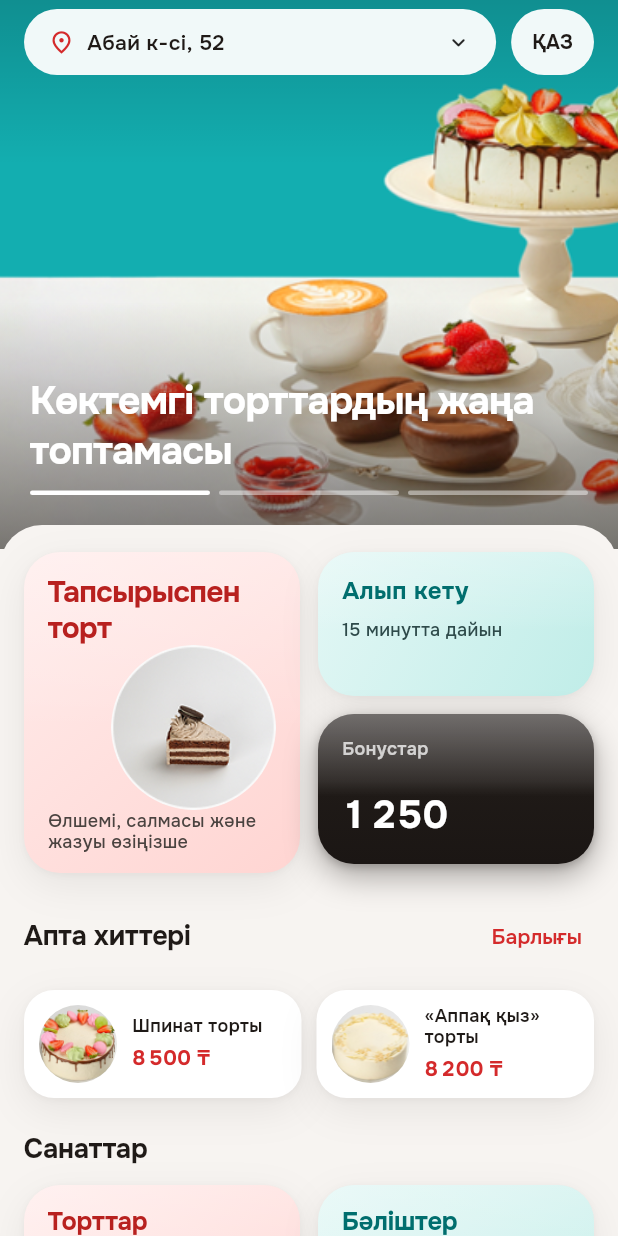
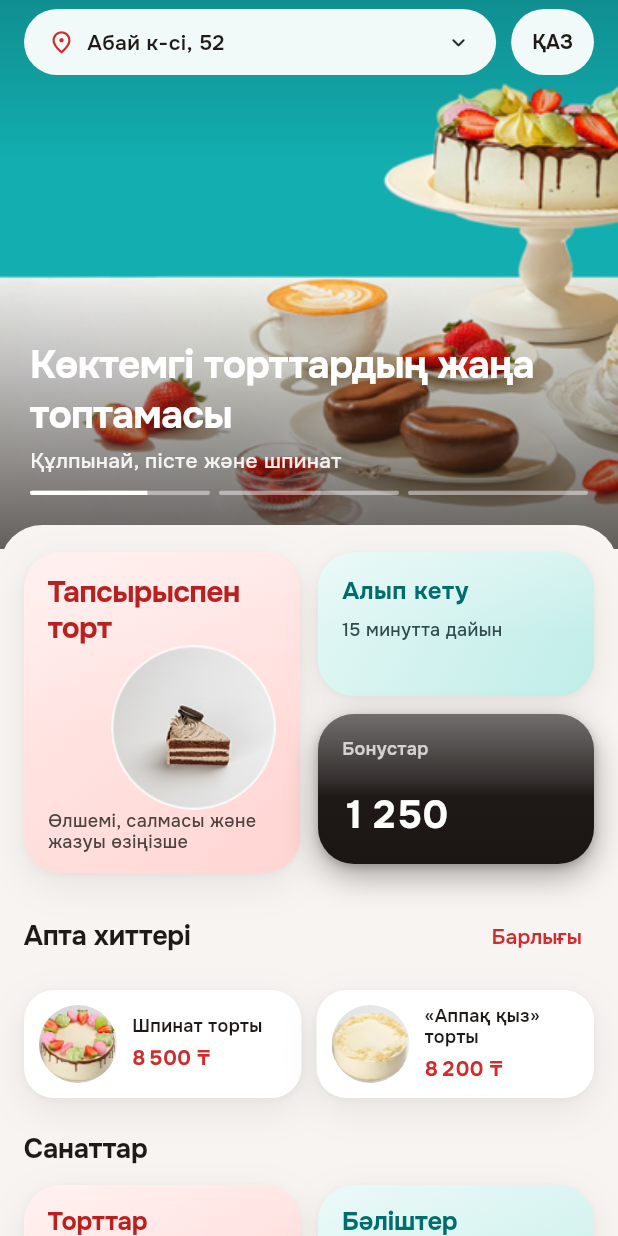
Before and after one commit to yeracode11/qulpynai-mobile, a Flutter app: the _HomeBento screen opened directly, after a tap on "РУС", on a phone screen of 412 x 824 dp. Run offline on Flutter 3.47's test engine with Material 3 defaults, Android fonts, the phone set to English and light mode, and no system bars; our stand-ins replace flutter_riverpod, flutter_svg, go_router, material_ui; generated files the repository leaves out were written again; statements that could not run were skipped.

Commit message:
Рабочая карусель баннеров на главной: автопрокрутка, свайп, переход по нажатию

```diff
--- a/lib/core/widgets/visuals.dart
+++ b/lib/core/widgets/visuals.dart
@@ -28,12 +28,13 @@ class QLogo extends StatelessWidget {
 
 /// Image from a bundled asset path or an http(s) URL (backend photos).
 class AppImage extends StatelessWidget {
-  const AppImage({super.key, required this.src, this.width, this.height, this.fit = BoxFit.cover});
+  const AppImage({super.key, required this.src, this.width, this.height, this.fit = BoxFit.cover, this.alignment = Alignment.center});
 
   final String src;
   final double? width;
   final double? height;
   final BoxFit fit;
+  final Alignment alignment;
 
   @override
   Widget build(BuildContext context) {
@@ -44,6 +45,7 @@ class AppImage extends StatelessWidget {
         width: width,
         height: height,
         fit: fit,
+        alignment: alignment,
         cacheWidth: cacheWidth,
         excludeFromSemantics: true,
         errorBuilder: (_, _, _) => SizedBox(width: width, height: height),
@@ -54,6 +56,7 @@ class AppImage extends StatelessWidget {
       width: width,
       height: height,
       fit: fit,
+      alignment: alignment,
       cacheWidth: cacheWidth,
       excludeFromSemantics: true,
       errorBuilder: (_, _, _) => SizedBox(width: width, height: height),
--- a/lib/data/mock/mock_data.dart
+++ b/lib/data/mock/mock_data.dart
@@ -503,6 +503,31 @@ abstract final class MockData {
     ),
   ];
 
+  static const promos = <Promo>[
+    Promo(
+      id: 'spring-cakes',
+      title: LocalizedText('Новая коллекция весенних тортов', 'Көктемгі торттардың жаңа топтамасы'),
+      subtitle: LocalizedText('Клубника, фисташка и шпинат', 'Құлпынай, пісте және шпинат'),
+      image: 'assets/images/baganashil.png',
+      imageAlignment: .4,
+      link: '/menu/category/30',
+    ),
+    Promo(
+      id: 'pizza',
+      title: LocalizedText('Пицца из нашей печи', 'Біздің пештен пицца'),
+      subtitle: LocalizedText('Маргарита, пепперони и с курицей — 3 500 ₸', 'Маргарита, пепперони және тауық етімен — 3 500 ₸'),
+      image: 'assets/images/products/154.jpg',
+      link: '/menu/category/18',
+    ),
+    Promo(
+      id: 'croissants',
+      title: LocalizedText('Круассаны каждое утро', 'Күн сайын таңертең круассан'),
+      subtitle: LocalizedText('С кремом, шоколадом и сэндвичи', 'Кремді, шоколадты және сэндвич'),
+      image: 'assets/images/products/12.jpg',
+      link: '/menu/category/26',
+    ),
+  ];
+
   static const hitIds = ['97', '88', '84', '148'];
   static const upsellIds = ['45', '16', '180'];
 
--- a/lib/data/models/models.dart
+++ b/lib/data/models/models.dart
@@ -86,6 +86,24 @@ class CakeAddon {
 
 enum StoreStatus { open, closingSoon, closed }
 
+/// Home-screen promo banner (story-style carousel).
+class Promo {
+  const Promo({required this.id, required this.title, required this.image, this.subtitle, this.link, this.imageAlignment = 0});
+
+  final String id;
+  final LocalizedText title;
+  final LocalizedText? subtitle;
+
+  /// Asset path or http(s) URL.
+  final String image;
+
+  /// Vertical focus of the cover crop, -1 (top) … 1 (bottom).
+  final double imageAlignment;
+
+  /// In-app route opened on tap, e.g. `/menu/category/30`.
+  final String? link;
+}
+
 class Store {
   const Store({
     required this.id,
--- a/lib/data/providers.dart
+++ b/lib/data/providers.dart
@@ -12,6 +12,7 @@ final profileRepositoryProvider = Provider<ProfileRepository>((ref) => const Moc
 
 // Read models.
 final categoriesProvider = FutureProvider<List<Category>>((ref) => ref.watch(catalogRepositoryProvider).categories());
+final promosProvider = FutureProvider<List<Promo>>((ref) => ref.watch(catalogRepositoryProvider).promos());
 final hitsProvider = FutureProvider<List<Product>>((ref) => ref.watch(catalogRepositoryProvider).hits());
 final upsellProvider = FutureProvider<List<Product>>((ref) => ref.watch(catalogRepositoryProvider).upsell());
 final productsProvider = FutureProvider.family<List<Product>, String?>(
--- a/lib/data/repositories/repositories.dart
+++ b/lib/data/repositories/repositories.dart
@@ -10,6 +10,7 @@ const _latency = Duration(milliseconds: 350);
 abstract interface class CatalogRepository {
   Future<List<Category>> categories();
   Future<List<Product>> products({String? categoryId});
+  Future<List<Promo>> promos();
   Future<List<Product>> hits();
   Future<List<Product>> upsell();
   Future<Product> product(String id);
@@ -29,6 +30,9 @@ class MockCatalogRepository implements CatalogRepository {
     _latency,
     () => categoryId == null ? MockData.products : MockData.products.where((p) => p.categoryId == categoryId).toList(),
   );
+
+  @override
+  Future<List<Promo>> promos() => Future.delayed(_latency, () => MockData.promos);
 
   @override
   Future<List<Product>> hits() => Future.delayed(_latency, () => _byIds(MockData.hitIds));
--- a/lib/features/home/home_screen.dart
+++ b/lib/features/home/home_screen.dart
@@ -15,6 +15,7 @@ import '../../core/widgets/lang_switch.dart';
 import '../../core/widgets/product_widgets.dart';
 import '../../core/widgets/visuals.dart';
 import '../../data/providers.dart';
+import 'promo_carousel.dart';
 
 /// Home tab. Renders one of the three design directions (1a / 1b / 1c).
 class HomeScreen extends ConsumerWidget {
@@ -78,62 +79,8 @@ class _HomeBento extends ConsumerWidget {
         padding: EdgeInsets.only(bottom: tabBarClearance(context)),
         child: Stack(
           children: [
-            // Promo story.
-            SizedBox(
-              height: heroHeight,
-              width: double.infinity,
-              child: Stack(
-                fit: StackFit.expand,
-                children: [
-                  ColoredBox(
-                    color: AppColors.teal,
-                    child: Image.asset(
-                      'assets/images/baganashil.png',
-                      fit: BoxFit.cover,
-                      alignment: const Alignment(0, .4),
-                      excludeFromSemantics: true,
-                    ),
-                  ),
-                  const DecoratedBox(
-                    decoration: BoxDecoration(
-                      gradient: LinearGradient(
-                        begin: Alignment.topCenter,
-                        end: Alignment.bottomCenter,
-                        colors: [Color(0x2E000000), Color(0x00000000), Color(0x001F1A17), Color(0x8C1F1A17)],
-                        stops: [0, .3, .55, 1],
-                      ),
-                    ),
-                  ),
-                  PositionedDirectional(
-                    start: 20,
-                    end: 20,
-                    bottom: 36,
-                    child: Column(
-                      crossAxisAlignment: CrossAxisAlignment.start,
-                      spacing: 10,
-                      children: [
-                        Text(l10n.promoTitle, style: AppText.heading(26, color: AppColors.white, height: 1.25)),
-                        Row(
-                          spacing: 6,
-                          children: [
-                            for (var i = 0; i < 3; i++)
-                              Expanded(
-                                child: Container(
-                                  height: 3,
-                                  decoration: BoxDecoration(
-                                    color: i == 0 ? AppColors.white : const Color(0x73FFFFFF),
-                                    borderRadius: BorderRadius.circular(2),
-                                  ),
-                                ),
-                              ),
-                          ],
-                        ),
-                      ],
-                    ),
-                  ),
-                ],
-              ),
-            ),
+            // Promo stories.
+            PromoCarousel(height: heroHeight),
             SafeArea(
               child: Padding(
                 padding: const EdgeInsets.fromLTRB(16, 6, 16, 0),
--- /dev/null
+++ b/lib/features/home/promo_carousel.dart
@@ -0,0 +1,230 @@
+import 'package:flutter_riverpod/flutter_riverpod.dart';
+import 'package:go_router/go_router.dart';
+import 'package:material_ui/material_ui.dart';
+
+import '../../core/theme/app_colors.dart';
+import '../../core/theme/app_text.dart';
+import '../../core/utils/l10n.dart';
+import '../../core/widgets/visuals.dart';
+import '../../data/models/models.dart';
+import '../../data/providers.dart';
+
+/// Story-style promo carousel for the top of the home screen.
+///
+/// Swipe to change slides, tap to open the promo's link. Slides advance on
+/// their own every [slideDuration]; the bar of the current slide fills up as
+/// a timer. Holding a finger on the banner pauses it. With "reduce motion"
+/// turned on in the system settings, slides don't advance on their own.
+class PromoCarousel extends ConsumerStatefulWidget {
+  const PromoCarousel({super.key, required this.height, this.textBottomInset = 36});
+
+  final double height;
+
+  /// Space under the title, so text clears whatever overlaps the banner.
+  final double textBottomInset;
+
+  static const slideDuration = Duration(seconds: 5);
+
+  @override
+  ConsumerState<PromoCarousel> createState() => _PromoCarouselState();
+}
+
+class _PromoCarouselState extends ConsumerState<PromoCarousel> with SingleTickerProviderStateMixin {
+  final _pages = PageController();
+  late final AnimationController _timer = AnimationController(vsync: this, duration: PromoCarousel.slideDuration)
+    ..addStatusListener(_onTimerStatus);
+  int _index = 0;
+  int _count = 0;
+
+  bool get _autoplay => !MediaQuery.disableAnimationsOf(context);
+
+  void _onTimerStatus(AnimationStatus status) {
+    if (status != AnimationStatus.completed || _count < 2 || !_pages.hasClients) return;
+    final next = (_index + 1) % _count;
+    if (next == 0) {
+      _pages.jumpToPage(0);
+    } else {
+      _pages.animateToPage(next, duration: const Duration(milliseconds: 450), curve: Curves.easeOutCubic);
+    }
+  }
+
+  void _restartTimer() {
+    _timer.reset();
+    if (_autoplay && _count > 1) _timer.forward();
+  }
+
+  void _pause() => _timer.stop();
+
+  void _resume() {
+    if (_autoplay && _count > 1 && !_timer.isAnimating) _timer.forward();
+  }
+
+  @override
+  void dispose() {
+    _timer.dispose();
+    _pages.dispose();
+    super.dispose();
+  }
+
+  @override
+  Widget build(BuildContext context) {
+    final promos = ref.watch(promosProvider).value ?? const <Promo>[];
+    if (promos.length != _count) {
+      _count = promos.length;
+      _index = _index.clamp(0, _count == 0 ? 0 : _count - 1);
+      WidgetsBinding.instance.addPostFrameCallback((_) {
+        if (mounted) _restartTimer();
+      });
+    }
+    if (promos.isEmpty) {
+      return SizedBox(
+        height: widget.height,
+        child: const ColoredBox(color: AppColors.teal),
+      );
+    }
+    return SizedBox(
+      height: widget.height,
+      child: Stack(
+        fit: StackFit.expand,
+        children: [
+          Listener(
+            onPointerDown: (_) => _pause(),
+            onPointerUp: (_) => _resume(),
+            onPointerCancel: (_) => _resume(),
+            child: PageView.builder(
+              controller: _pages,
+              itemCount: promos.length,
+              onPageChanged: (i) {
+                setState(() => _index = i);
+                _restartTimer();
+              },
+              itemBuilder: (context, i) =>
+                  _Slide(promo: promos[i], onTap: promos[i].link == null ? null : () => context.push(promos[i].link!)),
+            ),
+          ),
+          PositionedDirectional(
+            start: 20,
+            end: 20,
+            bottom: widget.textBottomInset,
+            child: IgnorePointer(
+              child: Column(
+                crossAxisAlignment: CrossAxisAlignment.start,
+                spacing: 10,
+                children: [
+                  AnimatedSwitcher(
+                    duration: const Duration(milliseconds: 250),
+                    layoutBuilder: (current, previous) =>
+                        Stack(alignment: AlignmentDirectional.bottomStart, children: [...previous, ?current]),
+                    child: _Caption(key: ValueKey(promos[_index].id), promo: promos[_index]),
+                  ),
+                  if (promos.length > 1) _Bars(count: promos.length, index: _index, progress: _timer, autoplay: _autoplay),
+                ],
+              ),
+            ),
+          ),
+        ],
+      ),
+    );
+  }
+}
+
+class _Slide extends StatelessWidget {
+  const _Slide({required this.promo, required this.onTap});
+
+  final Promo promo;
+  final VoidCallback? onTap;
+
+  @override
+  Widget build(BuildContext context) {
+    return Semantics(
+      button: onTap != null,
+      label: context.tr(promo.title),
+      child: GestureDetector(
+        onTap: onTap,
+        child: Stack(
+          fit: StackFit.expand,
+          children: [
+            ColoredBox(
+              color: AppColors.teal,
+              child: AppImage(src: promo.image, alignment: Alignment(0, promo.imageAlignment)),
+            ),
+            const DecoratedBox(
+              decoration: BoxDecoration(
+                gradient: LinearGradient(
+                  begin: Alignment.topCenter,
+                  end: Alignment.bottomCenter,
+                  colors: [Color(0x2E000000), Color(0x00000000), Color(0x001F1A17), Color(0xA61F1A17)],
+                  stops: [0, .3, .5, 1],
+                ),
+              ),
+            ),
+          ],
+        ),
+      ),
+    );
+  }
+}
+
+class _Caption extends StatelessWidget {
+  const _Caption({super.key, required this.promo});
+
+  final Promo promo;
+
+  @override
+  Widget build(BuildContext context) {
+    return ExcludeSemantics(
+      child: Column(
+        crossAxisAlignment: CrossAxisAlignment.start,
+        spacing: 4,
+        children: [
+          Text(context.tr(promo.title), style: AppText.heading(26, color: AppColors.white, height: 1.25)),
+          if (promo.subtitle case final subtitle?)
+            Text(
+              context.tr(subtitle),
+              style: AppText.ui(14, weight: FontWeight.w500, color: const Color(0xE6FFFFFF)),
+            ),
+        ],
+      ),
+    );
+  }
+}
+
+/// Story bars: past slides full, current slide filling with the timer.
+class _Bars extends StatelessWidget {
+  const _Bars({required this.count, required this.index, required this.progress, required this.autoplay});
+
+  final int count;
+  final int index;
+  final Animation<double> progress;
+  final bool autoplay;
+
+  @override
+  Widget build(BuildContext context) {
+    return Row(
+      spacing: 6,
+      children: [
+        for (var i = 0; i < count; i++)
+          Expanded(
+            child: ClipRRect(
+              borderRadius: BorderRadius.circular(2),
+              child: SizedBox(
+                height: 3,
+                child: i == index
+                    ? AnimatedBuilder(
+                        animation: progress,
+                        builder: (_, _) => LinearProgressIndicator(
+                          // Without autoplay the timer never runs; show the current bar full.
+                          value: autoplay ? progress.value : 1,
+                          minHeight: 3,
+                          color: AppColors.white,
+                          backgroundColor: const Color(0x73FFFFFF),
+                        ),
+                      )
+                    : ColoredBox(color: i < index ? AppColors.white : const Color(0x73FFFFFF)),
+              ),
+            ),
+          ),
+      ],
+    );
+  }
+}
```
Also changed, not shown: 1 other file.
